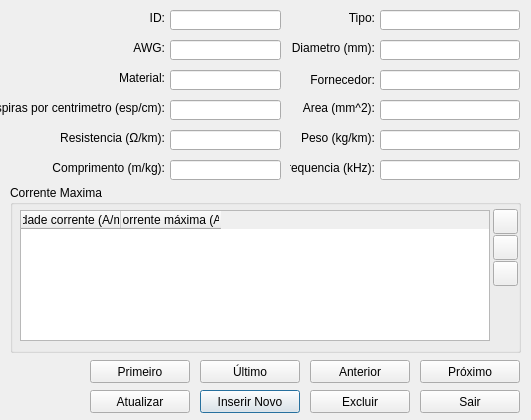
KyryIx/Helena, file windows/windowwire.ui: the form before one commit.
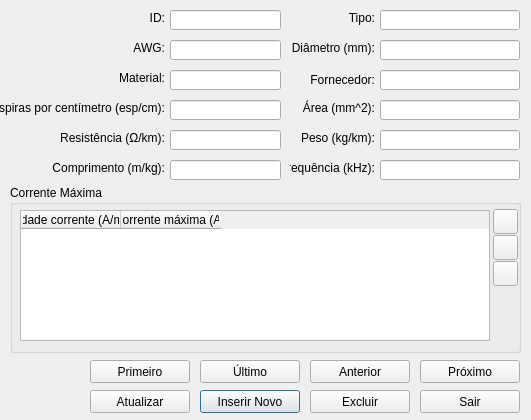
The form after the commit. Icons and pictures are not drawn.

Commit message: atualizacoes em lamina e janelas de lamina, fio e carretel

Patch:
```diff
--- a/windows/windowwire.ui
+++ b/windows/windowwire.ui
@@ -140,7 +140,7 @@
     </rect>
    </property>
    <property name="text">
-    <string>Espiras por centrimetro (esp/cm):</string>
+    <string>Espiras por centímetro (esp/cm):</string>
    </property>
    <property name="alignment">
     <set>Qt::AlignRight|Qt::AlignTrailing|Qt::AlignVCenter</set>
@@ -195,7 +195,7 @@
     </rect>
    </property>
    <property name="text">
-    <string>Area (mm^2):</string>
+    <string>Área (mm^2):</string>
    </property>
    <property name="alignment">
     <set>Qt::AlignRight|Qt::AlignTrailing|Qt::AlignVCenter</set>
@@ -211,7 +211,7 @@
     </rect>
    </property>
    <property name="text">
-    <string>Diametro (mm):</string>
+    <string>Diâmetro (mm):</string>
    </property>
    <property name="alignment">
     <set>Qt::AlignRight|Qt::AlignTrailing|Qt::AlignVCenter</set>
@@ -321,7 +321,7 @@
     </rect>
    </property>
    <property name="text">
-    <string>Resistencia (Ω/km):</string>
+    <string>Resistência (Ω/km):</string>
    </property>
    <property name="alignment">
     <set>Qt::AlignRight|Qt::AlignTrailing|Qt::AlignVCenter</set>
@@ -347,7 +347,7 @@
     </rect>
    </property>
    <property name="title">
-    <string>Corrente Maxima</string>
+    <string>Corrente Máxima</string>
    </property>
    <widget class="QPushButton" name="pushButton_currentAddDown">
     <property name="geometry">
@@ -411,7 +411,7 @@
     </rect>
    </property>
    <property name="text">
-    <string>Frequencia (kHz):</string>
+    <string>Frequência (kHz):</string>
    </property>
    <property name="alignment">
     <set>Qt::AlignRight|Qt::AlignTrailing|Qt::AlignVCenter</set>
```
Left out of the diff: 9 changed lines with no effect on the pictures. The commit also changes 6 other files.
